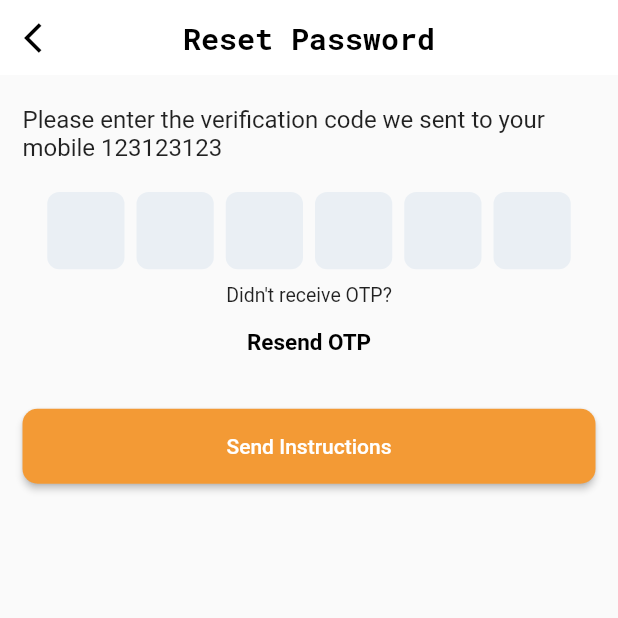
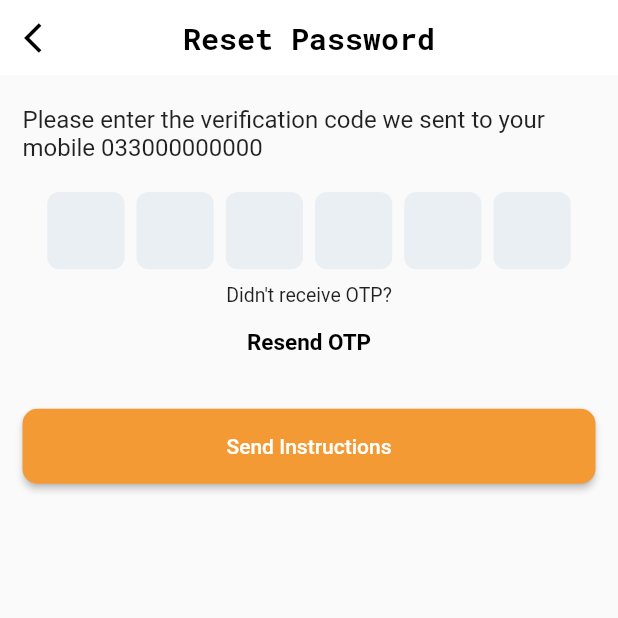
Before and after one commit to Justbuy8/JustBuy8-Mobile-App, a Flutter app: the screen it shows after launch, on a phone screen of 412 x 824 dp, the top half of it. Run offline on Flutter 3.47's test engine with Material 2 defaults, Android fonts, the phone set to English and light mode, and no system bars; drawn by our look-alikes of pinput; our stand-ins replace country_code_picker, flutter_screenutil, ionicons, nb_utils; Roboto replaces fonts that are missing (OpenSans-Light).

Commit message:
update the text

```diff
--- a/lib/constants/app_texts.dart
+++ b/lib/constants/app_texts.dart
@@ -17,4 +17,6 @@ class AppText {
   static const String forgetPasswordAppBarTitle = "Forget Password";
   static const String sendInstruction = "Send Instructions";
   static const String verifyText = "Verify";
+  static const String resetPasswordText =
+      'Please enter the verification code we sent to your mobile ';
 }
--- a/lib/screens/authentication/reset_password_screen.dart
+++ b/lib/screens/authentication/reset_password_screen.dart
@@ -41,8 +41,7 @@ class _ResetPasswordScreenState extends State<ResetPasswordScreen> {
                 height: 20.h,
               ),
               const SecondaryTextWidget(
-                  text:
-                      'Please enter the verification code we sent to your mobile 123123123'),
+                  text: "${AppText.resetPasswordText}033000000000"),
               SizedBox(
                 height: 20.h,
               ),
```
